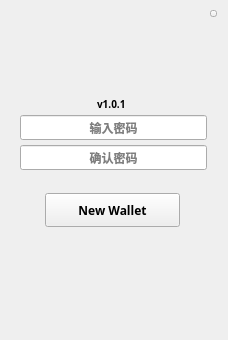
First picture: the form in LNKWallet/firstlogin.ui, repository HcashOrg/hx-indicator, before the edit.
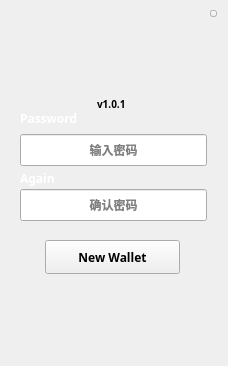
Second picture: the form after the edit.

```diff
--- a/LNKWallet/firstlogin.ui
+++ b/LNKWallet/firstlogin.ui
@@ -7,7 +7,7 @@
     <x>0</x>
     <y>0</y>
     <width>228</width>
-    <height>340</height>
+    <height>366</height>
    </rect>
   </property>
   <property name="font">
@@ -24,9 +24,9 @@
    <property name="geometry">
     <rect>
      <x>20</x>
-     <y>145</y>
+     <y>189</y>
      <width>187</width>
-     <height>25</height>
+     <height>32</height>
     </rect>
    </property>
    <property name="font">
@@ -57,7 +57,7 @@
    <property name="geometry">
     <rect>
      <x>45</x>
-     <y>193</y>
+     <y>240</y>
      <width>135</width>
      <height>34</height>
     </rect>
@@ -103,9 +103,9 @@
    <property name="geometry">
     <rect>
      <x>20</x>
-     <y>115</y>
+     <y>134</y>
      <width>187</width>
-     <height>25</height>
+     <height>32</height>
     </rect>
    </property>
    <property name="font">
@@ -136,7 +136,7 @@
    <property name="geometry">
     <rect>
      <x>25</x>
-     <y>172</y>
+     <y>219</y>
      <width>180</width>
      <height>20</height>
     </rect>
@@ -199,6 +199,40 @@
     <string/>
    </property>
   </widget>
+  <widget class="QLabel" name="label">
+   <property name="geometry">
+    <rect>
+     <x>20</x>
+     <y>110</y>
+     <width>71</width>
+     <height>16</height>
+    </rect>
+   </property>
+   <property name="styleSheet">
+    <string notr="true">font: 10px &quot;微软雅黑&quot;;
+color:white;</string>
+   </property>
+   <property name="text">
+    <string>Password</string>
+   </property>
+  </widget>
+  <widget class="QLabel" name="label_2">
+   <property name="geometry">
+    <rect>
+     <x>20</x>
+     <y>170</y>
+     <width>71</width>
+     <height>16</height>
+    </rect>
+   </property>
+   <property name="styleSheet">
+    <string notr="true">font: 10px &quot;微软雅黑&quot;;
+color:white;</string>
+   </property>
+   <property name="text">
+    <string>Again</string>
+   </property>
+  </widget>
  </widget>
  <layoutdefault spacing="6" margin="11"/>
  <resources/>
```
